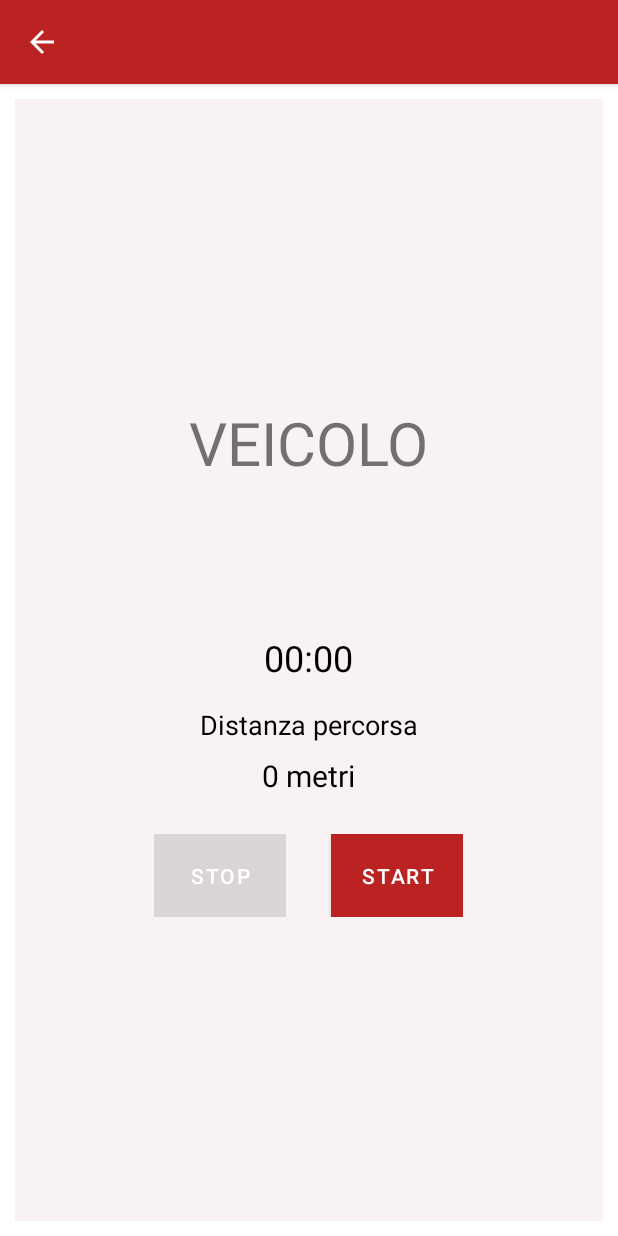
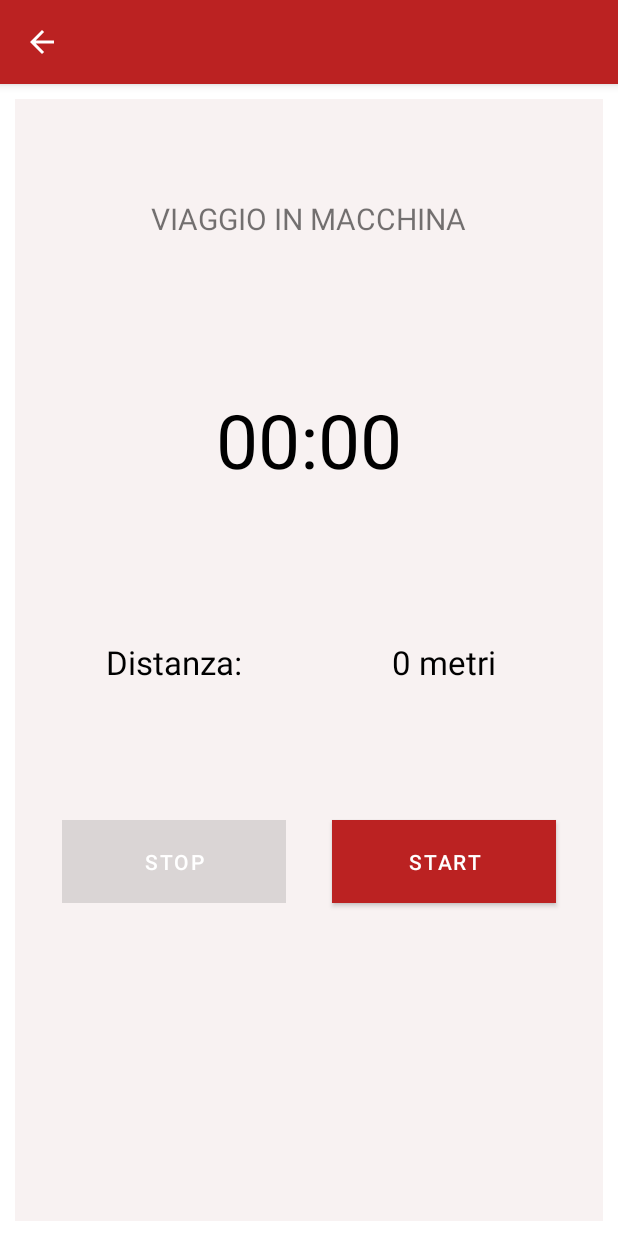
Before and after one commit to Canghiari04/BrockApp, an Android app: the VehicleActivity screen opened directly, with no data from a screen before it, on a phone screen of 412 x 824 dp. Run offline under Robolectric (Android 15) with nearby library versions, the phone set to English and light mode, and no system bars.

Commit message:
modificata visualizzazione cronometro

```diff
--- a/app/src/main/res/layout/activity_vehicle.xml
+++ b/app/src/main/res/layout/activity_vehicle.xml
@@ -4,66 +4,88 @@
     android:orientation="vertical"
     android:layout_width="match_parent"
     android:layout_height="match_parent"
-    android:gravity="center"
+    android:gravity="center_horizontal"
     android:layout_margin="10dp"
     android:padding="16dp"
     android:background="@color/grey">
 
     <TextView
+        android:text="@string/vehicle_title"
         android:layout_width="wrap_content"
         android:layout_height="wrap_content"
-        android:layout_marginBottom="100dp"
-        android:text="@string/vehicle_title"
-        android:textSize="40sp" />
+        android:layout_marginTop="50dp"
+        android:textSize="20sp" />
+
     <Chronometer
         android:id="@+id/vehicle_chronometer"
         android:layout_width="wrap_content"
         android:layout_height="wrap_content"
-        android:textSize="24sp"
+        android:layout_marginTop="100dp"
+        android:layout_marginBottom="100dp"
         android:textColor="@color/black"
-        android:layout_marginBottom="16dp" />
+        android:textSize="50sp" />
+
+    <LinearLayout
+        android:layout_width="match_parent"
+        android:layout_height="wrap_content"
+        android:orientation="horizontal"
+        android:gravity="center"
+        android:layout_marginBottom="50dp">
 
         <TextView
             android:id="@+id/vehicle_distance_travelled_label"
-        android:layout_width="wrap_content"
+            android:text="@string/distance_label"
+            android:layout_width="0dp"
             android:layout_height="wrap_content"
-        android:text="@string/distance_label"
-        android:textSize="18sp"
+            android:layout_weight="1"
+            android:textAlignment="center"
             android:textColor="@color/black"
-        android:layout_marginBottom="8dp" />
+            android:textSize="22sp" />
 
         <TextView
             android:id="@+id/vehicle_distance_travelled"
-        android:layout_width="wrap_content"
+            android:text="@string/initial_distance_travelled"
+            android:layout_width="0dp"
             android:layout_height="wrap_content"
-        android:text="@string/initial_distance_travelled"
-        android:textSize="20sp"
+            android:layout_weight="1"
+            android:textAlignment="center"
             android:textColor="@color/black"
-        android:layout_marginBottom="25dp" />
+            android:textSize="22sp" />
+    </LinearLayout>
 
     <GridLayout
-        android:layout_width="wrap_content"
-        android:layout_height="wrap_content">
+        android:layout_width="match_parent"
+        android:layout_height="wrap_content"
+        android:columnCount="2"
+        android:layout_gravity="center"
+        android:layout_marginTop="25dp">
+
         <Button
             android:id="@+id/vehicle_button_stop"
             android:text="@string/stop_button"
-            android:layout_width="wrap_content"
+            android:layout_width="0dp"
             android:layout_height="wrap_content"
-            android:layout_marginEnd="30dp"
+            android:layout_columnWeight="1"
+            android:layout_row="0"
+            android:layout_column="0"
+            android:layout_margin="15dp"
+            android:padding="12dp"
             android:textSize="14sp"
             android:textColor="@color/white"
-            android:padding="12dp"
             android:background="@color/uni_red" />
 
         <Button
             android:id="@+id/vehicle_button_start"
             android:text="@string/start_button"
-            android:layout_width="wrap_content"
+            android:layout_width="0dp"
             android:layout_height="wrap_content"
+            android:layout_columnWeight="1"
+            android:layout_row="0"
+            android:layout_column="1"
+            android:layout_margin="15dp"
             android:padding="12dp"
             android:textSize="14sp"
             android:textColor="@color/white"
-            android:background="@color/uni_red" />
+            android:background="@color/uni_red"  />
     </GridLayout>
-
 </LinearLayout>
--- a/app/src/main/res/values/strings.xml
+++ b/app/src/main/res/values/strings.xml
@@ -115,7 +115,7 @@
     <string name="add_friend_dialog_button">AGGIUNGI</string>
     <string name="delete_marker_button">ELIMINA</string>
 
-    <string name="distance_label">Distanza percorsa</string>
+    <string name="distance_label">Distanza:</string>
     <string name="insert_username_text">Inserisci lo username:</string>
     <string name="insert_password_text">Inserisci la password:</string>
     <string name="daily_static_text">Durata delle attività statiche di oggi</string>
@@ -137,8 +137,8 @@
     <string name="step_count_text">Passi fatti:</string>
     <string name="step_count_initial_value">0</string>
     <string name="walk_title">CAMMINATA</string>
-    <string name="vehicle_title">VEICOLO</string>
-    <string name="still_title">FERMO</string>
+    <string name="vehicle_title">VIAGGIO IN MACCHINA</string>
+    <string name="still_title">ATTIVITÀ SEDENTARIA</string>
 
     <string name="description_icon_add">Icona add per aggiungere area di geofence</string>
     <string name="edit_text_map_fragment">Cerca una nuova area</string>
```
Also changed, not shown: app/src/main/res/layout/activity_still.xml (+61 -21 lines), app/src/main/res/layout/activity_walk.xml (+35 -24 lines). Lines whose indentation alone changed are shown as unchanged.
